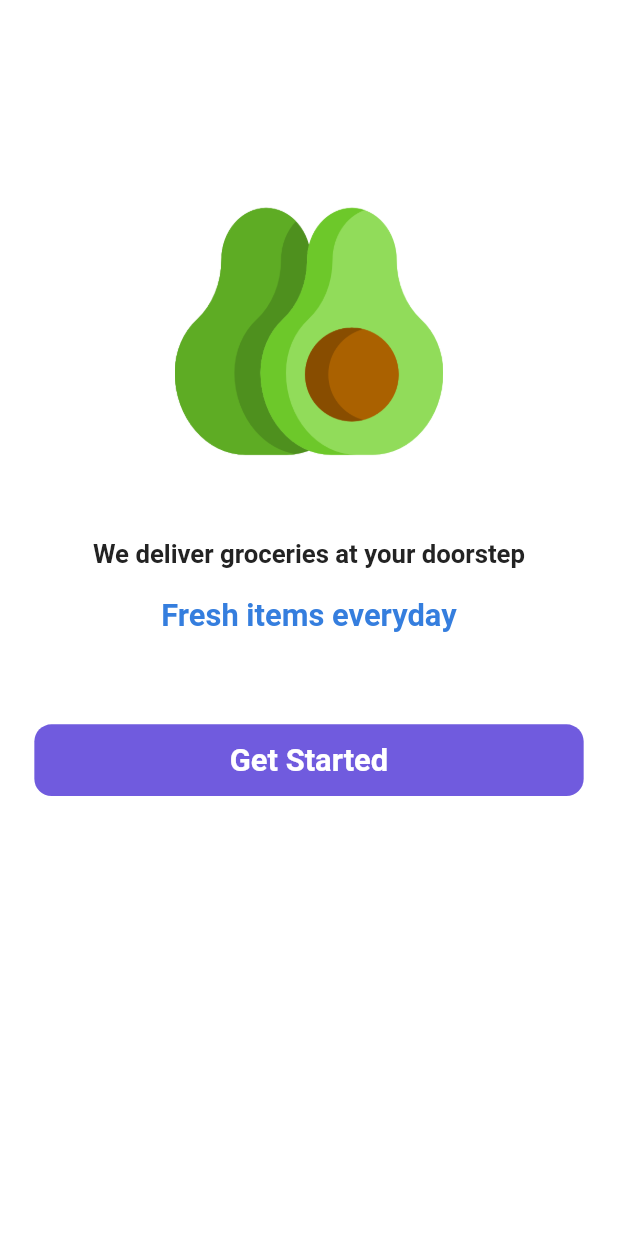
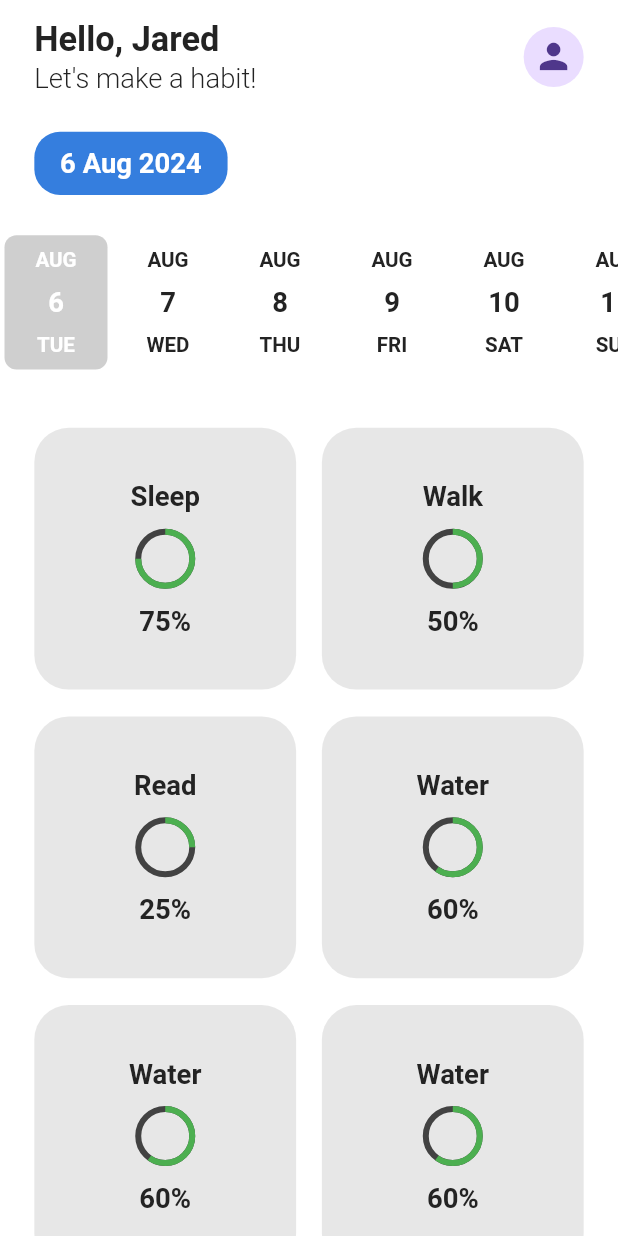
Before and after one commit to flutterRiverpodVerse/ui_designs, a Flutter app: the screen it shows after launch, on a phone screen of 412 x 824 dp. Run offline on Flutter 3.47's test engine with Material 3 defaults, Android fonts, the phone set to English and light mode, and no system bars; drawn by our look-alikes of date_picker_timeline; our stand-ins replace fl_chart, flutter_hooks, flutter_screenutil, hooks_riverpod; missing offline and left inert: staggered_grid_view_flutter; Roboto replaces fonts that are missing (Poppins).

Commit message:
9th_day_habbit_tracker

```diff
--- /dev/null
+++ b/lib/9th_day/habbit_tracker_page.dart
@@ -0,0 +1,236 @@
+import 'package:date_picker_timeline/date_picker_timeline.dart';
+import 'package:flutter/material.dart';
+import 'package:flutter_screenutil/flutter_screenutil.dart';
+import 'package:ui_designs/core/constants/app_colors.dart';
+import 'package:ui_designs/core/constants/app_constants.dart';
+
+class HabbitTrackerpage extends StatelessWidget {
+  const HabbitTrackerpage({super.key});
+
+  @override
+  Widget build(BuildContext context) {
+    final isDarkMode = AppConstants.isDarkMode(context: context);
+    return Scaffold(
+      body: SafeArea(
+        child: SingleChildScrollView(
+          child: Column(
+            crossAxisAlignment: CrossAxisAlignment.start,
+            children: [
+              Padding(
+                padding: EdgeInsets.symmetric(
+                  horizontal: 20.w,
+                  vertical: 10.h,
+                ),
+                child: Column(
+                  crossAxisAlignment: CrossAxisAlignment.start,
+                  children: [
+                    Row(
+                      mainAxisAlignment: MainAxisAlignment.spaceBetween,
+                      children: [
+                        Column(
+                          crossAxisAlignment: CrossAxisAlignment.start,
+                          children: [
+                            Text(
+                              'Hello, Jared',
+                              style: Theme.of(context)
+                                  .textTheme
+                                  .headlineLarge!
+                                  .copyWith(
+                                    fontSize: 20.sp,
+                                    fontWeight: FontWeight.bold,
+                                  ),
+                            ),
+                            Text(
+                              'Let\'s make a habit!',
+                              style: Theme.of(context)
+                                  .textTheme
+                                  .headlineLarge!
+                                  .copyWith(
+                                    fontSize: 16.sp,
+                                    fontWeight: FontWeight.w300,
+                                  ),
+                            ),
+                          ],
+                        ),
+                        CircleAvatar(
+                          child: Icon(
+                            Icons.person,
+                            size: 24.sp,
+                          ),
+                        ),
+                      ],
+                    ),
+                    SizedBox(
+                      height: 20.h,
+                    ),
+                    Container(
+                      padding: EdgeInsets.symmetric(
+                        horizontal: 15.w,
+                        vertical: 8.h,
+                      ),
+                      decoration: BoxDecoration(
+                        color: AppColors.secondaryColor,
+                        borderRadius: BorderRadius.circular(
+                          15.r,
+                        ),
+                      ),
+                      child: Text(
+                        '6 Aug 2024',
+                        style:
+                            Theme.of(context).textTheme.headlineLarge!.copyWith(
+                                  fontSize: 16.sp,
+                                  fontWeight: FontWeight.w600,
+                                  color: AppColors.white,
+                                ),
+                      ),
+                    ),
+                  ],
+                ),
+              ),
+              Container(
+                height: 100.h,
+                width: 1.sw,
+                alignment: Alignment.center,
+                child: DatePicker(
+                  DateTime.now().toLocal(),
+                  width: 60.w,
+                  height: 80.h,
+                  // controller: controller,
+                  initialSelectedDate: DateTime.now().toLocal(),
+
+                  monthTextStyle: Theme.of(context)
+                      .textTheme
+                      .headlineLarge!
+                      .copyWith(
+                        fontSize: 12.sp,
+                        color: isDarkMode ? AppColors.white : AppColors.black,
+                      ),
+                  dayTextStyle: Theme.of(context)
+                      .textTheme
+                      .headlineLarge!
+                      .copyWith(
+                        fontSize: 12.sp,
+                        color: isDarkMode ? AppColors.white : AppColors.black,
+                      ),
+                  dateTextStyle: Theme.of(context)
+                      .textTheme
+                      .headlineLarge!
+                      .copyWith(
+                        fontSize: 16.sp,
+                        color: isDarkMode ? AppColors.white : AppColors.black,
+                      ),
+                  daysCount: 100,
+                  onDateChange: (date) {},
+                ),
+              ),
+              SizedBox(
+                height: 10.h,
+              ),
+              Padding(
+                padding: EdgeInsets.symmetric(
+                  horizontal: 20.w,
+                  vertical: 10.h,
+                ),
+                child: GridView.count(
+                  shrinkWrap: true,
+                  physics: const ScrollPhysics(),
+                  crossAxisCount: 2,
+                  childAspectRatio: 1.0,
+                  mainAxisSpacing: 15.h,
+                  crossAxisSpacing: 15.w,
+                  children: [
+                    buildHabbitCard(
+                      title: 'Sleep',
+                      progress: 0.75,
+                      color: Colors.green,
+                      context: context,
+                    ),
+                    buildHabbitCard(
+                      title: 'Walk',
+                      progress: 0.5,
+                      color: Colors.green,
+                      context: context,
+                    ),
+                    buildHabbitCard(
+                      title: 'Read',
+                      progress: 0.25,
+                      color: Colors.green,
+                      context: context,
+                    ),
+                    buildHabbitCard(
+                      title: 'Water',
+                      progress: 0.6,
+                      color: Colors.green,
+                      context: context,
+                    ),
+                    buildHabbitCard(
+                      title: 'Water',
+                      progress: 0.6,
+                      color: Colors.green,
+                      context: context,
+                    ),
+                    buildHabbitCard(
+                      title: 'Water',
+                      progress: 0.6,
+                      color: Colors.green,
+                      context: context,
+                    ),
+                  ],
+                ),
+              ),
+              SizedBox(
+                height: 40.h,
+              ),
+            ],
+          ),
+        ),
+      ),
+    );
+  }
+
+  Widget buildHabbitCard({
+    required String title,
+    required double progress,
+    required Color color,
+    required BuildContext context,
+  }) {
+    return Container(
+      decoration: BoxDecoration(
+        color: AppColors.grey.withOpacity(0.4),
+        borderRadius: BorderRadius.circular(
+          20.r,
+        ),
+      ),
+      child: Column(
+        mainAxisAlignment: MainAxisAlignment.center,
+        children: [
+          Text(
+            title,
+            style: Theme.of(context).textTheme.headlineLarge!.copyWith(
+                  fontSize: 16.sp,
+                  fontWeight: FontWeight.bold,
+                ),
+          ),
+          SizedBox(
+            height: 10.h,
+          ),
+          CircularProgressIndicator(
+            value: progress,
+            valueColor: AlwaysStoppedAnimation<Color>(color),
+            backgroundColor: Colors.grey[800],
+          ),
+          SizedBox(
+            height: 10.h,
+          ),
+          Text(
+            '${(progress * 100).toInt()}%',
+            style: Theme.of(context).textTheme.headlineLarge!.copyWith(
+                  fontSize: 16.sp,
+                  fontWeight: FontWeight.bold,
+                ),
+          ),
+        ],
+      ),
+    );
+  }
+}
--- a/lib/main.dart
+++ b/lib/main.dart
@@ -2,11 +2,11 @@ import 'package:flutter/material.dart';
 import 'package:flutter_screenutil/flutter_screenutil.dart';
 import 'package:hooks_riverpod/hooks_riverpod.dart';
 import 'package:provider/provider.dart';
-import 'package:ui_designs/8th_day/welcome_page.dart';
 import 'package:ui_designs/core/constants/app_config.dart';
 import 'package:ui_designs/core/theme/app_theme.dart';
 
 import '8th_day/models/cart_model.dart';
+import '9th_day/habbit_tracker_page.dart';
 
 void main() {
   WidgetsFlutterBinding.ensureInitialized();
@@ -47,7 +47,7 @@ class MyApp extends StatelessWidget {
               theme: AppTheme.lightTheme,
               darkTheme: AppTheme.darkTheme,
               scaffoldMessengerKey: AppConfig.rootScaffoldMessengerKey,
-              home: const WelcomePage(),
+              home: const HabbitTrackerpage(),
             ),
           );
         },
--- a/pubspec.yaml
+++ b/pubspec.yaml
@@ -17,6 +17,7 @@ dependencies:
   staggered_grid_view_flutter: ^0.0.4
   fl_chart: ^0.68.0
   provider: ^6.1.2
+  date_picker_timeline: ^1.2.6
 
 dev_dependencies:
   flutter_test:
```
Also changed, not shown: pubspec.lock.
